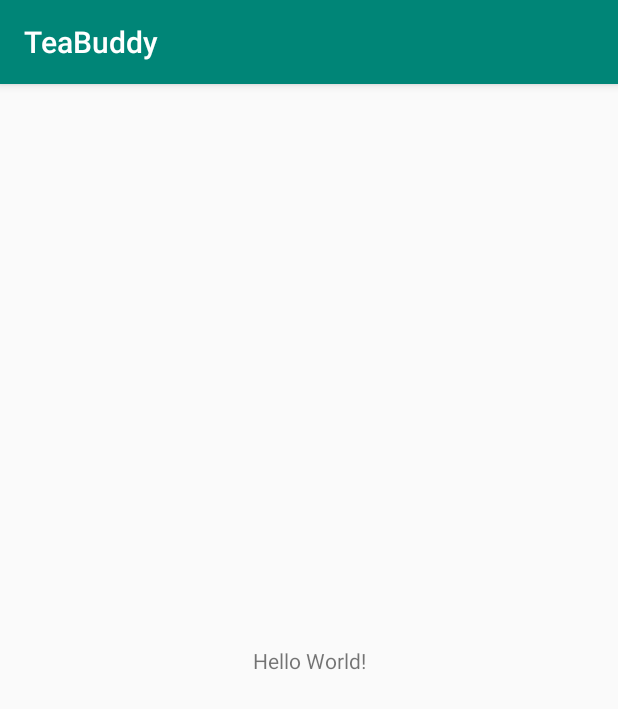
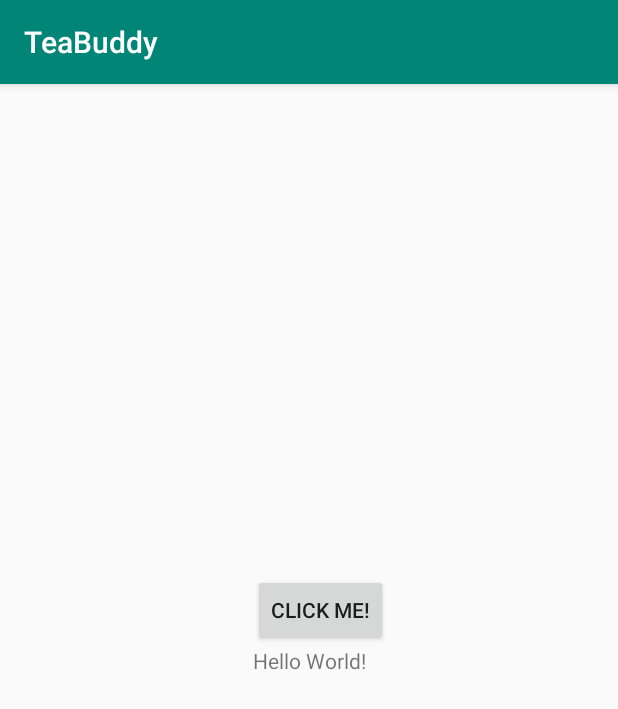
Before and after one commit to williamxyshi/TeaBuddy, an Android app: the screen it shows after launch (MainActivity), on a phone screen of 412 x 824 dp. Shown: the top 709 px of the screen. Run offline under Robolectric (Android 15) with nearby library versions, the phone set to English and light mode, and no system bars; 1 statement that could not run was skipped.

Commit message:
added button!

```diff
--- a/app/src/main/java/com/example/teabuddy/MainActivity.kt
+++ b/app/src/main/java/com/example/teabuddy/MainActivity.kt
@@ -2,11 +2,24 @@ package com.example.teabuddy
 
 import androidx.appcompat.app.AppCompatActivity
 import android.os.Bundle
+import android.widget.Button
 
 class MainActivity : AppCompatActivity() {
+
+    lateinit var button: Button
 
     override fun onCreate(savedInstanceState: Bundle?) {
         super.onCreate(savedInstanceState)
         setContentView(R.layout.activity_main)
+
+        button = findViewById(R.id.button)
+
+        button.
     }
+
+
+
+
+
+
 }
--- a/app/src/main/res/layout/activity_main.xml
+++ b/app/src/main/res/layout/activity_main.xml
@@ -7,7 +7,17 @@
     android:layout_height="match_parent"
     tools:context=".MainActivity">
 
+    <Button
+        android:id="@+id/button"
+        android:layout_width="wrap_content"
+        android:layout_height="wrap_content"
+        android:text="click me!"
+        app:layout_constraintBottom_toTopOf="@+id/text"
+        app:layout_constraintLeft_toLeftOf="@+id/text"
+        />
+
     <TextView
+        android:id="@+id/text"
         android:layout_width="wrap_content"
         android:layout_height="wrap_content"
         android:text="Hello World!"
```
